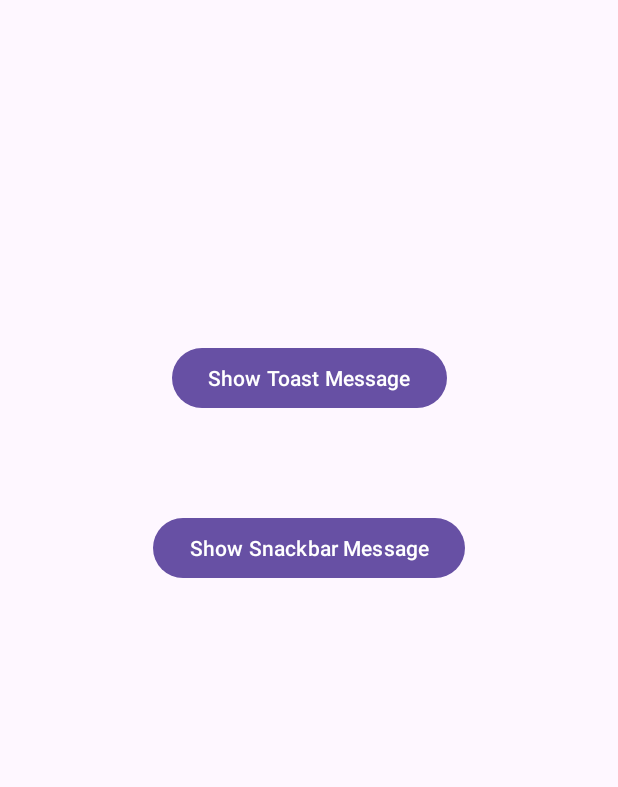
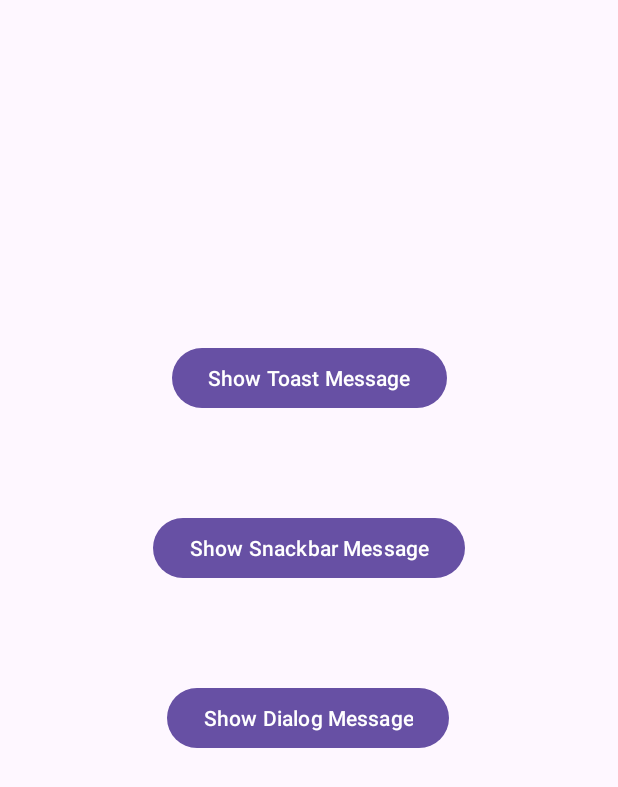
Before and after one commit to babachanakh-kateryna/Android-App-Development-with-Kotlin-Beginner-to-Advanced-Lab04, an Android app: the screen it shows after launch (MainActivity), on a phone screen of 412 x 824 dp. Shown: the top 787 px of the screen. Run offline under Robolectric (Android 15) with nearby library versions, the phone set to English and light mode, and no system bars.

Commit message:
Dialog Messages

```diff
--- /dev/null
+++ b/UserInteractions/app/src/main/res/drawable/warning.xml
@@ -0,0 +1,5 @@
+<vector xmlns:android="http://schemas.android.com/apk/res/android" android:height="24dp" android:tint="#FF0000" android:viewportHeight="24" android:viewportWidth="24" android:width="24dp">
+
+    <path android:fillColor="@android:color/white" android:pathData="M1,21h22L12,2 1,21zM13,18h-2v-2h2v2zM13,14h-2v-4h2v4z"/>
+
+</vector>
--- a/UserInteractions/app/src/main/res/layout/activity_main.xml
+++ b/UserInteractions/app/src/main/res/layout/activity_main.xml
@@ -27,4 +27,14 @@
         app:layout_constraintStart_toStartOf="parent"
         app:layout_constraintTop_toBottomOf="@+id/btn" />
 
+    <Button
+        android:id="@+id/btn3"
+        android:layout_width="wrap_content"
+        android:layout_height="wrap_content"
+        android:layout_marginStart="9dp"
+        android:layout_marginTop="65dp"
+        android:text="Show Dialog Message"
+        app:layout_constraintStart_toStartOf="@+id/btn2"
+        app:layout_constraintTop_toBottomOf="@+id/btn2" />
+
 </androidx.constraintlayout.widget.ConstraintLayout>
```
Also changed, not shown: UserInteractions/app/src/main/java/com/example/userinteractions/MainActivity.kt (+22 -0 lines), 5 other files.
